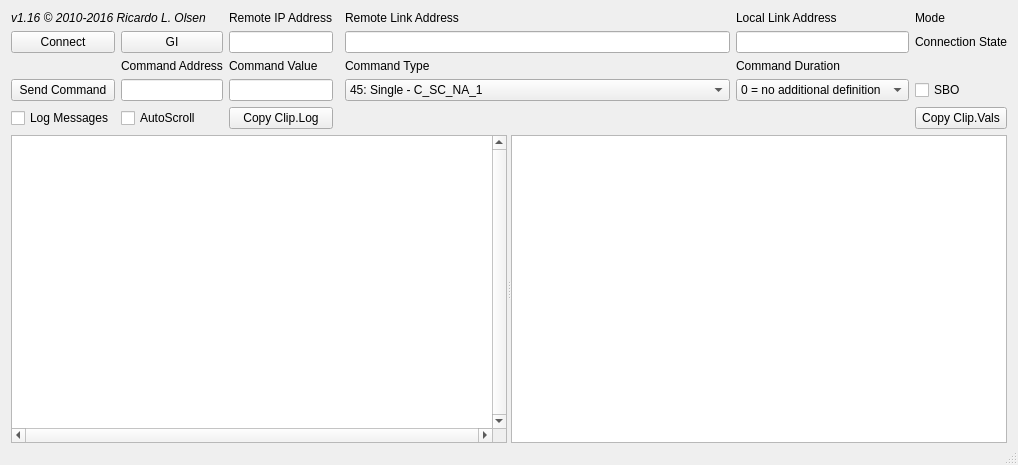
First picture: the form in qtester104/mainwindow.ui, repository fox1983/OSHMI, before the edit.
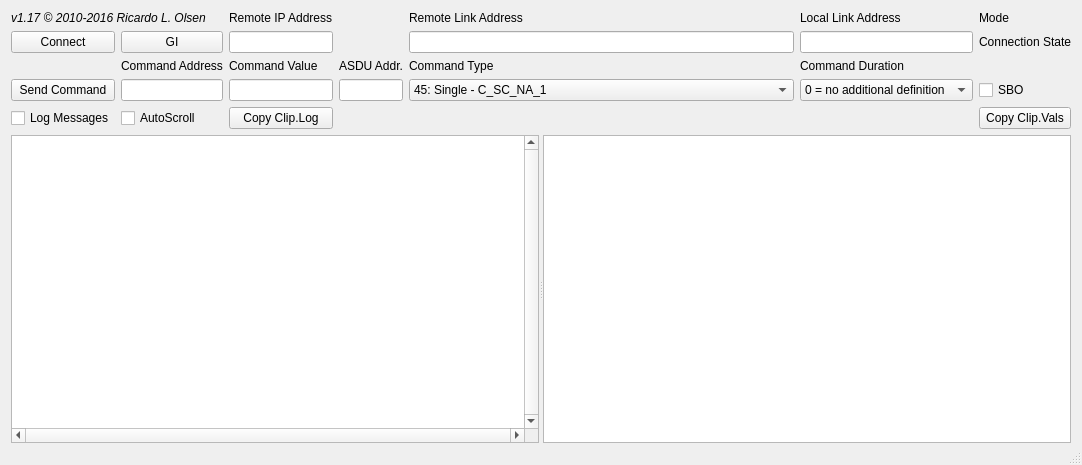
Second picture: the form after the edit.

What changed in the file:
```diff
--- a/qtester104/mainwindow.ui
+++ b/qtester104/mainwindow.ui
@@ -291,7 +291,7 @@
        </font>
       </property>
       <property name="text">
-       <string>v1.16 © 2010-2016 Ricardo L. Olsen</string>
+       <string>v1.17 © 2010-2016 Ricardo L. Olsen</string>
       </property>
      </widget>
     </item>
@@ -316,6 +316,21 @@
       </property>
      </widget>
     </item>
+    <item row="3" column="3">
+     <widget class="QLineEdit" name="leASDUAddr">
+      <property name="toolTip">
+       <string>Put here the ASDU address for commands.
+If empty will use remote link address.</string>
+      </property>
+     </widget>
+    </item>
+    <item row="2" column="3">
+     <widget class="QLabel" name="label">
+      <property name="text">
+       <string>ASDU Addr.</string>
+      </property>
+     </widget>
+    </item>
    </layout>
   </widget>
   <widget class="QMenuBar" name="menuBar">
```
Left out of the diff: 6 changed lines with no effect on the pictures.
